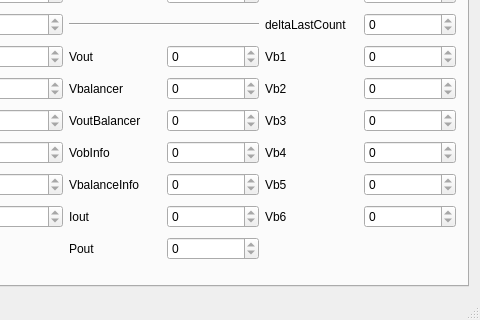
Above: Desktop/ccApp/mainwindow.ui from PTDreamer/cheali-charger before the change; both pictures show x 152 to 632 and y 425 to 745 of the 632 by 745 pixel window. Below: the same form after it.
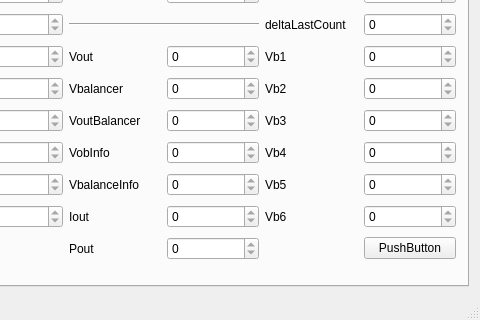
That is the form after the change. The open tabs and pages were chosen to show the change.

```diff
--- a/Desktop/ccApp/mainwindow.ui
+++ b/Desktop/ccApp/mainwindow.ui
@@ -2260,6 +2260,13 @@
           </property>
          </widget>
         </item>
+        <item row="12" column="5">
+         <widget class="QPushButton" name="pbtest">
+          <property name="text">
+           <string>PushButton</string>
+          </property>
+         </widget>
+        </item>
        </layout>
       </widget>
       <widget class="QWidget" name="tab_4">
```
Left out of the diff: 2 changed lines with no effect on the pictures.
